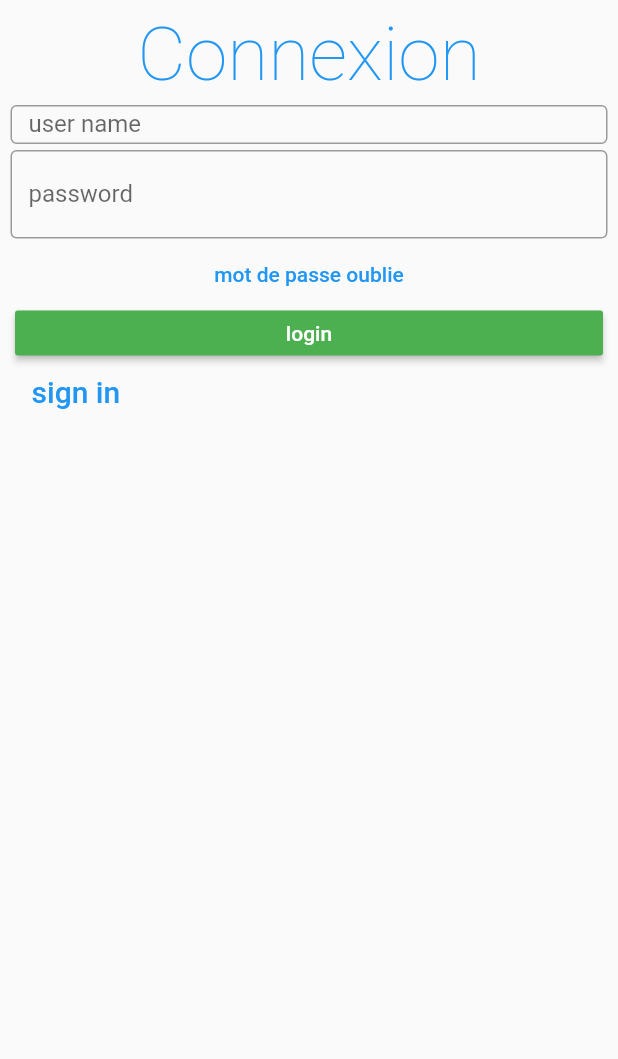
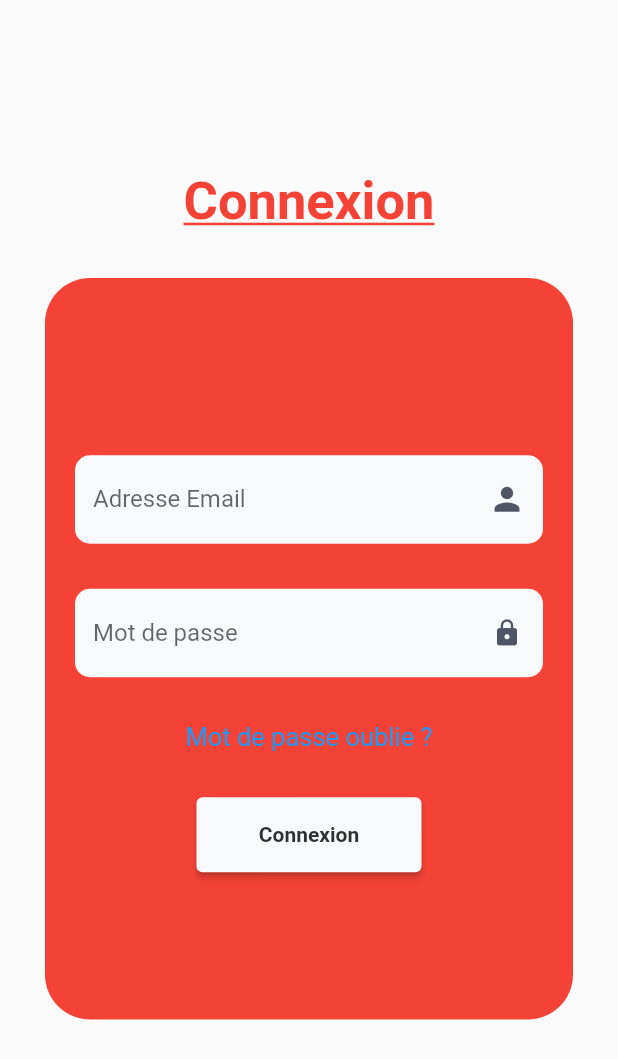
Before and after one commit to seydina08/AvenueImmo, a Flutter app: the screen it shows after launch, in the side drawer, after a tap on "Se Connecter", on a phone screen of 412 x 824 dp. Shown: the top 1059 px of the screen. Run offline on Flutter 3.47's test engine with Material 2 defaults, Android fonts, the phone set to English and light mode, and no system bars; Roboto replaces fonts that are missing (Poppins).

Commit message:
edit connexion page

```diff
--- a/lib/login.dart
+++ b/lib/login.dart
@@ -1,29 +1,14 @@
 import 'package:flutter/material.dart';
-
-void main() {
-  runApp(MaterialApp(
-    home: LoginPage(),
-  ));
-}
 
 class LoginPage extends StatefulWidget {
   @override
   State<StatefulWidget> createState() => new _State();
 }
 
-class Person extends StatefulWidget {
-  final String firstname;
-  Person(this.firstname) {}
-  Widget build(BuildContext context) {
-    return Text('$firstname');
-  }
-
-  @override
-  State<StatefulWidget> createState() {
-    // TODO: implement createState
-    throw UnimplementedError();
-  }
-}
+final _formKey = GlobalKey<FormState>();
+final email = TextEditingController();
+final password = TextEditingController();
+bool _loading = false;
 
 @override
 class _State extends State<LoginPage> {
@@ -36,78 +21,162 @@ class _State extends State<LoginPage> {
       title: Text("login"),
     );
     return Scaffold(
-      body: Padding(
-        padding: EdgeInsets.all(5),
-        child: ListView(children: <Widget>[
-          Container(
-            alignment: Alignment.center,
-            padding: EdgeInsets.all(2),
-            child: Text(
-              "Connexion",
-              style: TextStyle(
-                color: Colors.blue,
-                fontWeight: FontWeight.w100,
-                fontSize: 50,
+        body: Column(mainAxisAlignment: MainAxisAlignment.center, children: [
+      Text(
+        "Connexion",
+        style: TextStyle(
+            fontSize: 35,
+            color: Colors.red,
+            fontWeight: FontWeight.bold,
+            decoration: TextDecoration.underline),
+      ),
+      Container(
+        margin: EdgeInsets.all(30),
+        decoration: BoxDecoration(
+          borderRadius: BorderRadius.circular(30),
+          color: Colors.red,
+        ),
+        height: MediaQuery.of(context).size.height * 0.6,
+        child: Column(
+          mainAxisAlignment: MainAxisAlignment.center,
+          children: [
+            Padding(
+              padding: EdgeInsets.fromLTRB(20, 20, 20, 0),
+              child: TextFormField(
+                keyboardType: TextInputType.emailAddress,
+                controller: email,
+                obscureText: false,
+                decoration: InputDecoration(
+                  labelText: 'Adresse Email',
+                  labelStyle: TextStyle(
+                    fontFamily: 'Poppins',
+                  ),
+                  suffixIcon: Icon(
+                    Icons.person,
+                    size: 25,
+                    color: Color.fromRGBO(79, 84, 103, 1),
+                  ),
+                  enabledBorder: UnderlineInputBorder(
+                    borderSide: BorderSide(
+                      color: Colors.transparent,
+                      width: 1,
+                    ),
+                    borderRadius: BorderRadius.only(
+                      bottomLeft: Radius.circular(10),
+                      bottomRight: Radius.circular(10),
+                      topLeft: Radius.circular(10),
+                      topRight: Radius.circular(10),
+                    ),
+                  ),
+                  focusedBorder: UnderlineInputBorder(
+                    borderSide: BorderSide(
+                      color: Colors.transparent,
+                      width: 1,
+                    ),
+                    borderRadius: BorderRadius.only(
+                      bottomLeft: Radius.circular(10),
+                      bottomRight: Radius.circular(10),
+                      topLeft: Radius.circular(10),
+                      topRight: Radius.circular(10),
+                    ),
+                  ),
+                  filled: true,
+                  fillColor: Color(0xFFF8F9FA),
+                ),
+                style: TextStyle(
+                  fontFamily: 'Poppins',
+                ),
               ),
             ),
-          ),
-          Container(
-            width:5.9,
-            height: 30 ,
-            padding: EdgeInsets.all(2),
-
-            child: TextField(
-              controller: namecontroller,
-              decoration: InputDecoration(
-                  border: OutlineInputBorder(), labelText: "user name"),
-            ),
-          ),
-          Container(
-            padding: EdgeInsets.fromLTRB(2, 2, 2, 0),
-            child: TextField(
-              obscureText: true,
-              controller: passwordcontroller,
-              decoration: InputDecoration(
-                border: OutlineInputBorder(),
-                labelText: "password",
+            Padding(
+              padding: EdgeInsets.fromLTRB(20, 30, 20, 0),
+              child: TextFormField(
+                keyboardType: TextInputType.text,
+                //controller: password,
+                obscureText: true,
+                decoration: InputDecoration(
+                  suffixIcon: Icon(
+                    Icons.lock,
+                    size: 20,
+                    color: Color.fromRGBO(79, 84, 103, 1),
+                  ),
+                  labelText: 'Mot de passe',
+                  labelStyle: TextStyle(
+                    fontFamily: 'Poppins',
+                  ),
+                  enabledBorder: UnderlineInputBorder(
+                    borderSide: BorderSide(
+                      color: Colors.transparent,
+                      width: 1,
+                    ),
+                    borderRadius: BorderRadius.only(
+                      bottomLeft: Radius.circular(10),
+                      bottomRight: Radius.circular(10),
+                      topLeft: Radius.circular(10),
+                      topRight: Radius.circular(10),
+                    ),
+                  ),
+                  focusedBorder: UnderlineInputBorder(
+                    borderSide: BorderSide(
+                      color: Colors.transparent,
+                      width: 1,
+                    ),
+                    borderRadius: BorderRadius.only(
+                      bottomLeft: Radius.circular(10),
+                      bottomRight: Radius.circular(10),
+                      topLeft: Radius.circular(10),
+                      topRight: Radius.circular(10),
+                    ),
+                  ),
+                  filled: true,
+                  fillColor: Color(0xFFF8F9FA),
+                ),
+                style: TextStyle(
+                  fontFamily: 'Poppins',
+                  color: Color(0xFF303030),
+                ),
               ),
             ),
-          ),
-          FlatButton(
-            onPressed: () {},
-            textColor: Colors.blue,
-            child: Text("mot de passe oublie"),
-          ),
-          Container(
-            height: 30,
-            width: 10,
-            padding: EdgeInsets.fromLTRB(5, 0, 5, 0),
-            child: RaisedButton(
-              textColor: Colors.white,
-              color: Colors.green,
-              child: Text("login"),
-              onPressed: () {
-                print(namecontroller.text);
-                print(passwordcontroller.text);
-              },
+            Padding(
+              padding: EdgeInsets.fromLTRB(0, 30, 0, 0),
+              child: Text(
+                'Mot de passe oublie ?',
+                style: TextStyle(
+                  fontFamily: 'Poppins',
+                  color: Colors.blue,
+                  fontSize: 17,
+                ),
+              ),
             ),
-          ),
-          Container(
-            child: Row(
-              children: <Widget>[
-                FlatButton(
-                  textColor: Colors.blue,
-                  child: Text(
-                    'sign in',
-                    style: TextStyle(fontSize: 20),
-                  ),
-                  onPressed: () {},
-                ),
-              ],
-            ),
-          ),
-        ]),
-      ),
-    );
+            _loading
+                ? Padding(
+                    padding: EdgeInsets.only(top: 30),
+                    child: CircularProgressIndicator(
+                      color: Color(0xFFF8F9FA),
+                    ),
+                  )
+                : Padding(
+                    padding: EdgeInsets.fromLTRB(0, 30, 0, 0),
+                    child: ElevatedButton(
+                      onPressed: () {},
+                      child: Text(
+                        "Connexion",
+                        style: TextStyle(
+                            color: Color(0xFF303030),
+                            fontWeight: FontWeight.bold),
+                      ),
+                      style: ButtonStyle(
+                        minimumSize:
+                            MaterialStateProperty.all<Size>(Size(150, 50)),
+                        backgroundColor: MaterialStateProperty.all<Color>(
+                          Color(0xFFF8F9FA),
+                        ),
+                      ),
+                    ),
+                  )
+          ],
+        ),
+      )
+    ]));
   }
 }
--- a/lib/main.dart
+++ b/lib/main.dart
@@ -1,4 +1,3 @@
-import 'dart:html';
 import 'package:agenceimmo/login.dart';
 import 'package:flutter/cupertino.dart';
 import 'package:flutter/material.dart';
@@ -56,11 +55,11 @@ class _MyHomePageState extends State<MyHomePage> {
           child: Container(
         padding: EdgeInsets.zero,
         child: Column(
-          mainAxisAlignment: MainAxisAlignment.center,
+          mainAxisAlignment: MainAxisAlignment.start,
           children: [
             Container(
                 width: MediaQuery.of(context).size.width,
-                height: 200,
+                height: MediaQuery.of(context).size.height*0.31,
                 decoration: BoxDecoration(
                   borderRadius: BorderRadius.only(
                       bottomRight: Radius.circular(25),
@@ -70,7 +69,7 @@ class _MyHomePageState extends State<MyHomePage> {
                 child: Column(
                   children: [
                     Padding(
-                      padding: EdgeInsets.only(top: 20),
+                      padding: EdgeInsets.only(top: 50),
                       child: CircleAvatar(
                         backgroundImage: AssetImage(
                           "images/capturef.PNG",
```
